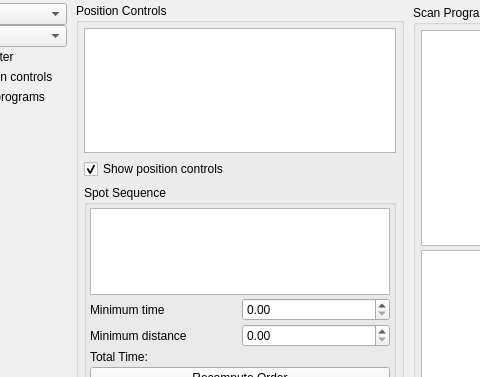
Above: acq4/devices/Scanner/TaskTemplate.ui from acq4/acq4 before the change; both pictures show x 97 to 577 and y 0 to 377 of the 840 by 504 pixel window. Below: the same form after it.
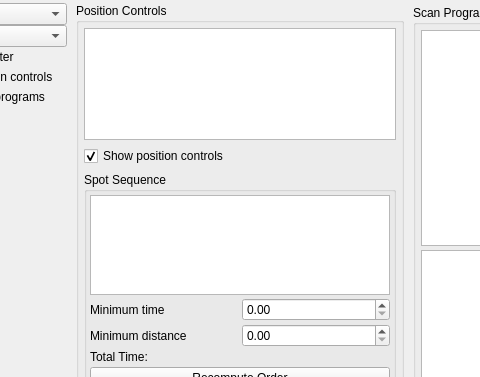
That is the form after the change. Custom widgets are drawn as their Qt base class.

Commit message: Added collapsible group box

The edit to the form file:
```diff
--- a/acq4/devices/Scanner/TaskTemplate.ui
+++ b/acq4/devices/Scanner/TaskTemplate.ui
@@ -210,19 +210,13 @@
        </widget>
       </item>
       <item row="2" column="0">
-       <widget class="QGroupBox" name="groupBox">
+       <widget class="GroupBox" name="spotSequenceGroup">
         <property name="sizePolicy">
          <sizepolicy hsizetype="Preferred" vsizetype="Preferred">
           <horstretch>0</horstretch>
           <verstretch>0</verstretch>
          </sizepolicy>
         </property>
-        <property name="minimumSize">
-         <size>
-          <width>190</width>
-          <height>210</height>
-         </size>
-        </property>
         <property name="title">
          <string>Spot Sequence</string>
         </property>
@@ -300,6 +294,18 @@
          </item>
          <item row="0" column="0" colspan="2">
           <widget class="PlotWidget" name="tdPlotWidget">
+           <property name="sizePolicy">
+            <sizepolicy hsizetype="Expanding" vsizetype="Preferred">
+             <horstretch>0</horstretch>
+             <verstretch>0</verstretch>
+            </sizepolicy>
+           </property>
+           <property name="minimumSize">
+            <size>
+             <width>0</width>
+             <height>100</height>
+            </size>
+           </property>
            <property name="maximumSize">
             <size>
              <width>16777215</width>
@@ -431,6 +437,12 @@
    <extends>QGraphicsView</extends>
    <header>acq4.pyqtgraph</header>
   </customwidget>
+  <customwidget>
+   <class>GroupBox</class>
+   <extends>QGroupBox</extends>
+   <header>acq4.pyqtgraph</header>
+   <container>1</container>
+  </customwidget>
  </customwidgets>
  <resources/>
  <connections/>
```
Left out of the diff: 2 changed lines with no effect on the pictures. The commit also changes 6 other files.
